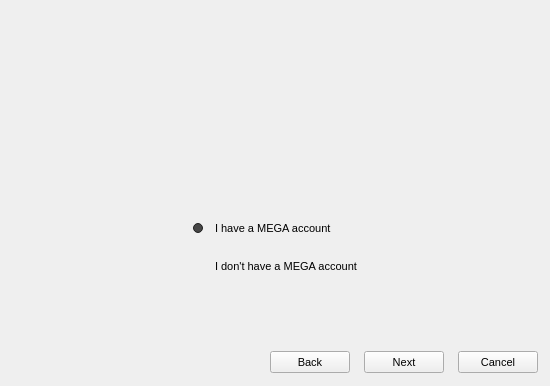
Before: the Qt Designer form Source/MEGASync/gui/linux/SetupWizard.ui in meganz/MEGAsync, drawn with Qt 5.
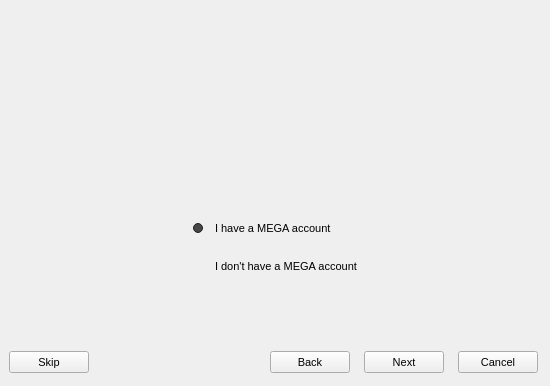
After: the same form once the commit is applied. Icons and pictures are not drawn.

Commit message: UI changes to adapt new operation mode

The edit to the form file:
```diff
--- a/Source/MEGASync/gui/linux/SetupWizard.ui
+++ b/Source/MEGASync/gui/linux/SetupWizard.ui
@@ -1495,6 +1495,13 @@
       <property name="bottomMargin">
        <number>13</number>
       </property>
+      <item>
+       <widget class="QPushButton" name="bSkip">
+        <property name="text">
+         <string>Skip</string>
+        </property>
+       </widget>
+      </item>
       <item>
        <spacer name="hsButtons">
         <property name="orientation">
```
Left out of the diff: 44 changed lines with no effect on the pictures. The commit also changes 5 other files.
